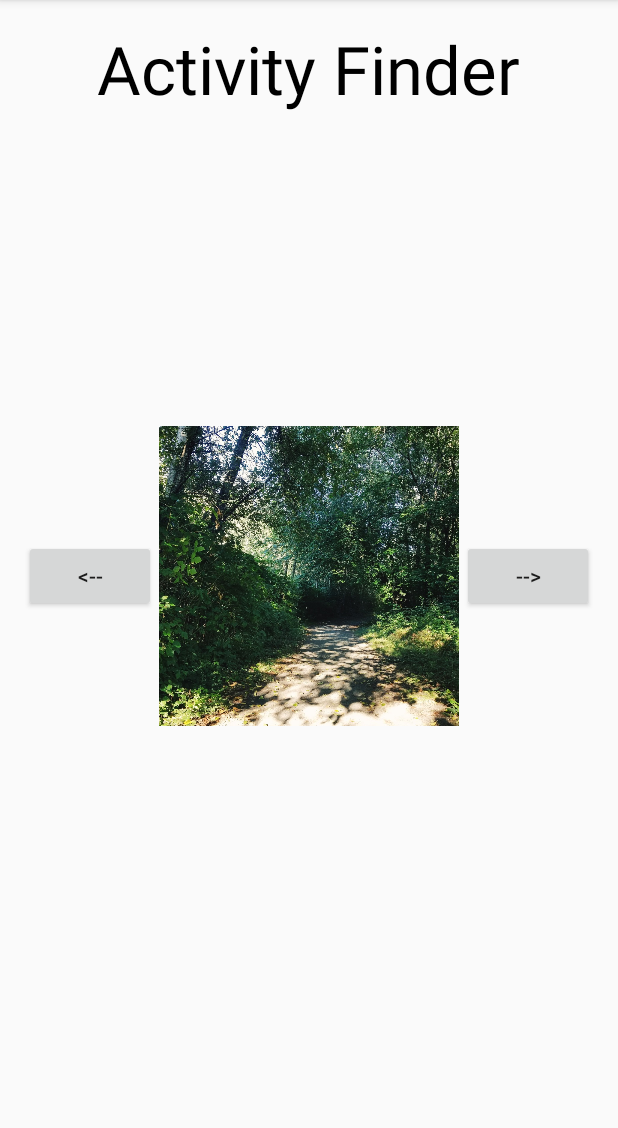
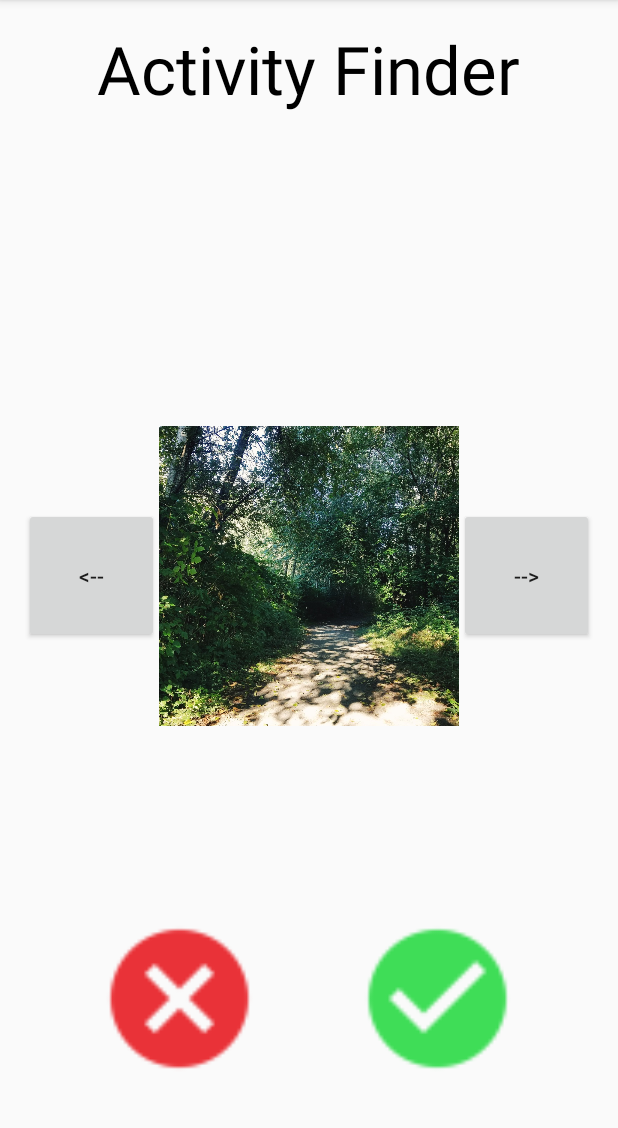
Before and after one commit to JohnnySimmonds/CPSC481Project, an Android app: the ActivityFinder screen opened directly, with no data from a screen before it, after a tap on "<--", on a phone screen of 412 x 824 dp, the part 84-1212 px from its top. Run offline under Robolectric (Android 15) with nearby library versions, the phone set to English and light mode, and no system bars; 1 other tap on this screen came first.

Commit message:
More fleshed out activity finder functionality, now can switch between multiple images. Nonfunctional X and check button implemented.

```diff
--- a/app/src/main/java/com/example/adsulliv/cpsc481project/ActivityFinder.java
+++ b/app/src/main/java/com/example/adsulliv/cpsc481project/ActivityFinder.java
@@ -1,33 +1,47 @@
 package com.example.adsulliv.cpsc481project;
 
-import android.graphics.drawable.Drawable;
+import android.os.Bundle;
 import android.support.v7.app.AppCompatActivity;
-import android.os.Bundle;
 import android.view.View;
 import android.widget.Button;
 import android.widget.ImageView;
 
+import java.util.ArrayList;
+
 import static com.example.adsulliv.cpsc481project.R.id.activityImage;
-import static com.example.adsulliv.cpsc481project.R.id.image;
-import static com.example.adsulliv.cpsc481project.R.styleable.View;
 
 public class ActivityFinder extends AppCompatActivity {
+    //ArrayList<String> activityImages = new ArrayList<String>();       //dynamic list of image names
+    //activityImages.add(R.drawable.stockskimap1);
+
+    int drawableIndex = R.drawable.stockhike1;      //int to keep track of which drawable the activity finder is looking at
 
     @Override
     protected void onCreate(Bundle savedInstanceState) {
         super.onCreate(savedInstanceState);
         setContentView(R.layout.activity_finder);
 
-        Button buttonBrowseLeft = (Button)findViewById(R.id.buttonBrowseLeft);  //get instance of button to work on
+        Button buttonBrowseLeft = (Button)findViewById(R.id.buttonBrowseLeft);  //get instance of left arrow button
+        Button buttonBrowseRight = (Button)findViewById(R.id.buttonBrowseRight);  //get instance of right arrow button
+
 
         buttonBrowseLeft.setOnClickListener(new android.view.View.OnClickListener() {
-            ImageView activityImage = (ImageView)findViewById(R.id.activityImage);  //get instance of image to work on
-            //Drawable nextimage = getResources().getDrawable(R.drawable.stockskimap1);
+            ImageView activityImage = (ImageView)findViewById(R.id.activityImage);  //get instance of outdoor activity image
+
+        @Override
+        public void onClick(View view) {
+            drawableIndex -= 1;
+            activityImage.setImageResource(drawableIndex);
+            }
+        });
+
+        buttonBrowseRight.setOnClickListener(new android.view.View.OnClickListener() {
+            ImageView activityImage = (ImageView)findViewById(R.id.activityImage);  //get instance of outdoor activity image
 
             @Override
             public void onClick(View view) {
-                //activityImage.setImageResource(R.drawable.stockskimap1);
-                //activityImage.setBackground(nextimage);
+                drawableIndex += 1;
+                activityImage.setImageResource(drawableIndex);    //next outdoor activity image
             }
         });
     }
--- a/app/src/main/res/layout/activity_finder.xml
+++ b/app/src/main/res/layout/activity_finder.xml
@@ -10,25 +10,6 @@
     android:paddingTop="@dimen/activity_vertical_margin"
     tools:context="com.example.adsulliv.cpsc481project.ActivityFinder">
 
-    <Button
-        android:layout_width="wrap_content"
-        android:layout_height="wrap_content"
-        android:id="@+id/buttonBrowseLeft"
-        android:layout_centerVertical="true"
-        android:layout_alignParentLeft="true"
-        android:layout_alignParentStart="true"
-        android:text="@string/leftArrow"
-    />
-
-    <Button
-        android:layout_width="wrap_content"
-        android:layout_height="wrap_content"
-        android:id="@+id/buttonBrowseRight"
-        android:layout_alignBaseline="@+id/buttonBrowseLeft"
-        android:layout_alignBottom="@+id/buttonBrowseLeft"
-        android:layout_alignParentRight="true"
-        android:layout_alignParentEnd="true"
-        android:text="@string/rightArrow"/>
 
     <TextView
         android:layout_width="wrap_content"
@@ -40,13 +21,53 @@
         android:layout_centerHorizontal="true"
         android:id="@+id/activityFinderTitle" />
 
+    <!-- the central image currently shown in the activity finder -->
     <ImageView
         android:layout_width="200dp"
         android:layout_height="200dp"
         android:scaleType="centerCrop"
         android:src="@drawable/stockhike1"
-        android:id="@+id/imageView"
+        android:id="@+id/activityImage"
         android:layout_centerVertical="true"
         android:layout_centerHorizontal="true" />
 
+    <ImageView
+        android:layout_width="110dp"
+        android:layout_height="110dp"
+        android:layout_marginBottom="31dp"
+        android:src="@drawable/redx"
+        android:id="@+id/redx"
+        android:layout_alignParentBottom="true"
+        android:layout_alignLeft="@+id/activityFinderTitle"
+        android:layout_alignStart="@+id/activityFinderTitle" />
+
+    <ImageView
+        android:layout_width="110dp"
+        android:layout_height="110dp"
+        android:src="@drawable/greencheck"
+        android:id="@+id/greencheck"
+        android:layout_alignBaseline="@+id/redx"
+        android:layout_alignBottom="@+id/redx"
+        android:layout_alignRight="@+id/activityFinderTitle"
+        android:layout_alignEnd="@+id/activityFinderTitle" />
+
+    <Button
+        android:layout_width="90dp"
+        android:layout_height="90dp"
+        android:id="@+id/buttonBrowseRight"
+        android:text="@string/rightArrow"
+        android:layout_centerVertical="true"
+        android:layout_toRightOf="@+id/activityImage"
+        android:layout_toEndOf="@+id/activityImage" />
+
+    <Button
+        android:layout_width="90dp"
+        android:layout_height="90dp"
+        android:id="@+id/buttonBrowseLeft"
+        android:text="@string/leftArrow"
+        android:layout_alignTop="@+id/buttonBrowseRight"
+        android:layout_alignBottom="@+id/buttonBrowseRight"
+        android:layout_toLeftOf="@+id/activityImage"
+        android:layout_toStartOf="@+id/activityImage" />
+
 </RelativeLayout>
```
Also changed, not shown: app/src/main/java/com/example/adsulliv/cpsc481project/MainMenu.java (+1 -6 lines), app/src/main/res/drawable-hdpi/greencheck.png (added), app/src/main/res/drawable-hdpi/redx.png (added), app/src/main/res/drawable-mdpi/greencheck.png (added), app/src/main/res/drawable-mdpi/redx.png (added), app/src/main/res/drawable-xhdpi/greencheck.png (added), app/src/main/res/drawable-xhdpi/redx.png (added), app/src/main/res/drawable-xxhdpi/greencheck.png (added), app/src/main/res/drawable-xxhdpi/redx.png (added), app/src/main/res/drawable/stockcamp1.jpg (added), app/src/main/res/drawable/stockhike2.jpg (added).
